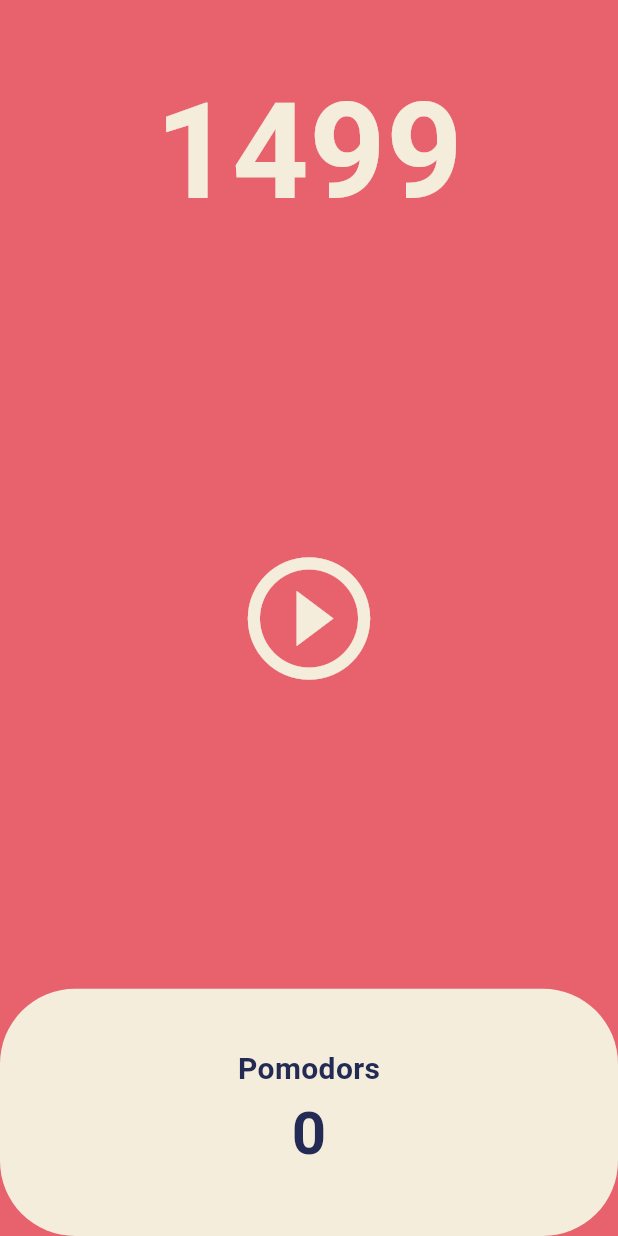
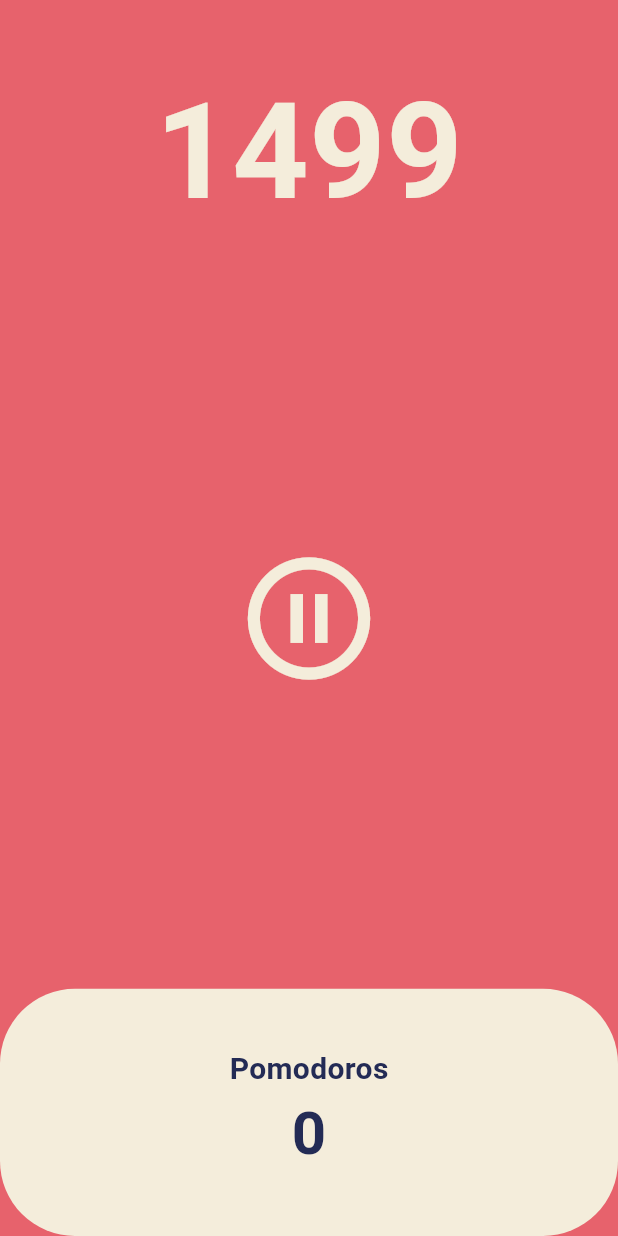
Before and after one commit to jyparkme/about-flutter-practice, a Flutter app: the screen it shows after launch, after a tap on the "play circle outline" icon, on a phone screen of 412 x 824 dp. Run offline on Flutter 3.47's test engine with Material 3 defaults, Android fonts, the phone set to English and light mode, and no system bars.

Commit message:
chapter 4.2 Pause - use Timer.cancel() : stop

```diff
--- a/lib/screens/home_screen.dart
+++ b/lib/screens/home_screen.dart
@@ -1,7 +1,6 @@
 import 'dart:async';
 
 import 'package:flutter/material.dart';
-import 'package:flutter/widgets.dart';
 
 class HomeScreen extends StatefulWidget {
   const HomeScreen({super.key});
@@ -13,6 +12,7 @@ class HomeScreen extends StatefulWidget {
 class _HomeScreenState extends State<HomeScreen> {
   int totalSeconds = 1500;
   late Timer timer;
+  bool isRunning = false;
 
   void onTick(Timer timer) {
     setState(() {
@@ -25,6 +25,16 @@ class _HomeScreenState extends State<HomeScreen> {
       const Duration(seconds: 1),
       onTick,
     );
+    setState(() {
+      isRunning = true;
+    });
+  }
+
+  void onPausePressed() {
+    timer.cancel();
+    setState(() {
+      isRunning = false;
+    });
   }
 
   @override
@@ -53,8 +63,12 @@ class _HomeScreenState extends State<HomeScreen> {
               child: IconButton(
                 iconSize: 98,
                 color: Theme.of(context).cardColor,
-                onPressed: onStartPressed,
-                icon: const Icon(Icons.play_circle_outline),
+                onPressed: isRunning ? onPausePressed : onStartPressed,
+                icon: Icon(
+                  isRunning
+                      ? Icons.pause_circle_outline
+                      : Icons.play_circle_outline,
+                ),
               ),
             ),
           ),
@@ -72,7 +86,7 @@ class _HomeScreenState extends State<HomeScreen> {
                       mainAxisAlignment: MainAxisAlignment.center,
                       children: [
                         Text(
-                          'Pomodors',
+                          'Pomodoros',
                           style: TextStyle(
                             fontSize: 20,
                             color: Theme.of(context)
```
